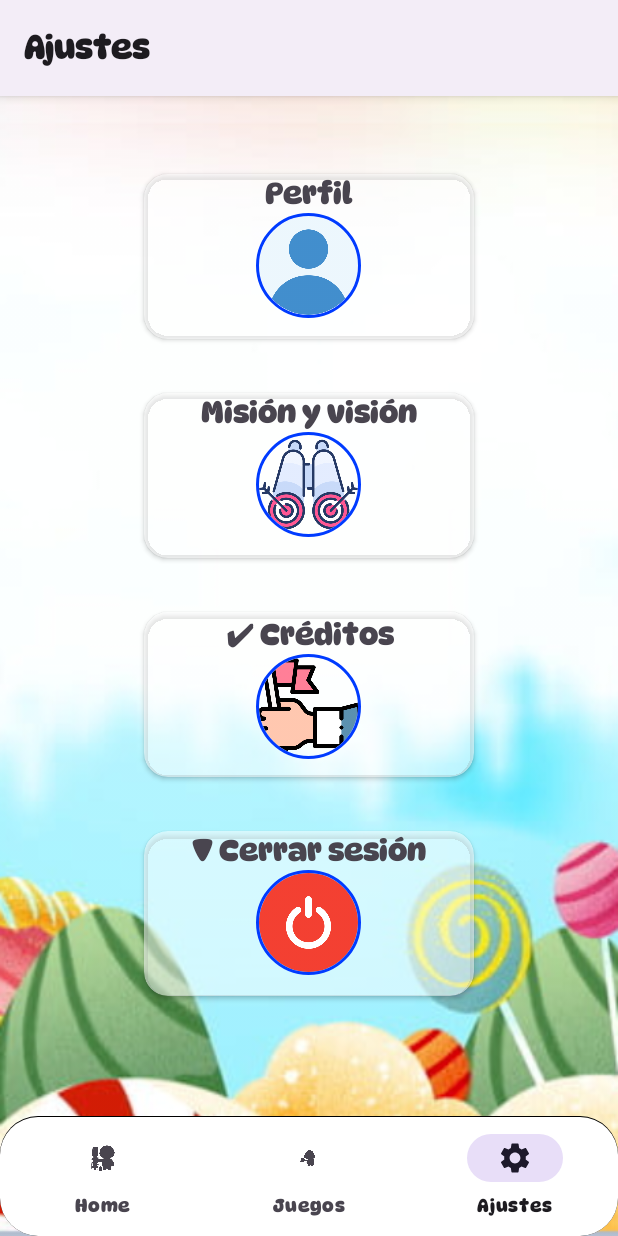
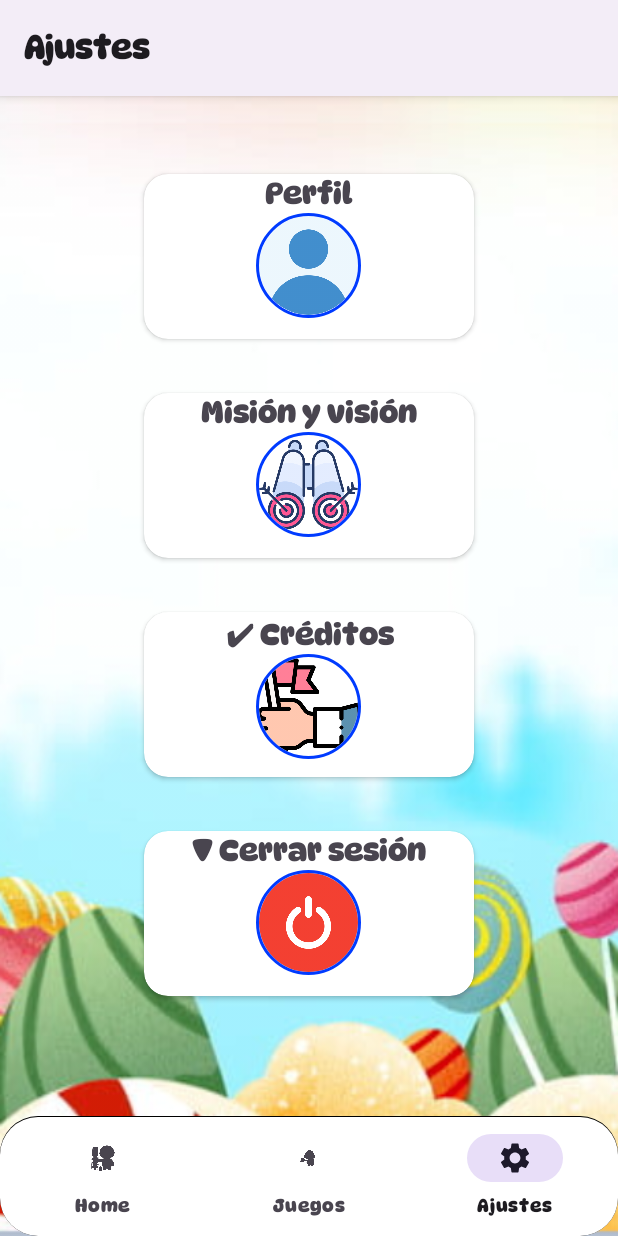
Before and after one commit to AndresFelipe077/Mis-Primeros-Auxilitos-APP, an Android app: the SettingsFragment screen opened through its navigation route, on a phone screen of 412 x 824 dp. Run offline under Robolectric (Android 15) with nearby library versions, the phone set to English and light mode, and no system bars; our stand-ins replace CircleImageView, navigation-ui; libraries missing offline, so code that uses them is left out: www.sanju.motiontoast.

Commit message:
Delete background to cardviews

```diff
--- a/app/src/main/java/com/auxilitos/mis_primeros_auxilitos/client/ApiClient.kt
+++ b/app/src/main/java/com/auxilitos/mis_primeros_auxilitos/client/ApiClient.kt
@@ -8,7 +8,7 @@ import retrofit2.converter.gson.GsonConverterFactory
 
 object ApiClient {
 
-    const val baseUrl = "http://192.168.1.103:8000" // Reemplaza esto con tu baseUrl
+    const val baseUrl = "http://192.168.10.79:8000" // Reemplaza esto con tu baseUrl
 
     private fun getRetrofit(): Retrofit {
 
--- a/app/src/main/res/layout/fragment_games.xml
+++ b/app/src/main/res/layout/fragment_games.xml
@@ -51,7 +51,7 @@
                     android:layout_margin="8dp"
                     android:foreground="?android:attr/selectableItemBackground"
                     app:cardCornerRadius="16dp"
-                    app:cardBackgroundColor="#80FFFFFF">
+                    >
 
                     <ImageButton
                         android:id="@+id/btn_touch_first_aid_game"
@@ -73,7 +73,7 @@
                     android:layout_margin="8dp"
                     android:foreground="?android:attr/selectableItemBackground"
                     app:cardCornerRadius="16dp"
-                    app:cardBackgroundColor="#80FFFFFF">
+                    >
 
                     <ImageButton
                         android:id="@+id/btn_selectObjectWeb"
@@ -103,7 +103,7 @@
                     android:layout_margin="8dp"
                     android:foreground="?android:attr/selectableItemBackground"
                     app:cardCornerRadius="16dp"
-                    app:cardBackgroundColor="#80FFFFFF">
+                    >
 
                     <ImageButton
                         android:id="@+id/btn_questions_game"
--- a/app/src/main/res/layout/fragment_settings.xml
+++ b/app/src/main/res/layout/fragment_settings.xml
@@ -59,7 +59,6 @@
                     android:layout_marginStart="30dp"
                     android:foreground="?android:attr/selectableItemBackground"
                     card_view:cardCornerRadius="16dp"
-                    card_view:cardBackgroundColor="#80FFFFFF"
                     tools:ignore="RtlHardcoded">
 
                     <LinearLayout
@@ -107,7 +106,6 @@
                     android:layout_marginStart="30dp"
                     android:foreground="?android:attr/selectableItemBackground"
                     card_view:cardCornerRadius="16dp"
-                    card_view:cardBackgroundColor="#80FFFFFF"
                     tools:ignore="RtlHardcoded">
 
                     <LinearLayout
@@ -154,7 +152,6 @@
                     android:layout_marginStart="30dp"
                     android:foreground="?android:attr/selectableItemBackground"
                     card_view:cardCornerRadius="16dp"
-                    card_view:cardBackgroundColor="#80FFFFFF"
                     tools:ignore="RtlHardcoded">
 
                     <LinearLayout
@@ -201,7 +198,6 @@
                     android:layout_marginStart="30dp"
                     android:foreground="?android:attr/selectableItemBackground"
                     card_view:cardCornerRadius="16dp"
-                    card_view:cardBackgroundColor="#80FFFFFF"
                     tools:ignore="RtlHardcoded">
 
                     <LinearLayout
--- a/app/src/main/res/layout/item_content.xml
+++ b/app/src/main/res/layout/item_content.xml
@@ -12,9 +12,8 @@
         android:layout_width="match_parent"
         android:layout_height="250dp"
         android:layout_margin="8dp"
-        android:foreground="?android:attr/selectableItemBackground"
         card_view:cardCornerRadius="16dp"
-        card_view:cardBackgroundColor="#80FFFFFF"
+        card_view:cardBackgroundColor="#FFFFFF"
         android:layout_marginBottom="100dp">
 
         <LinearLayout
```
